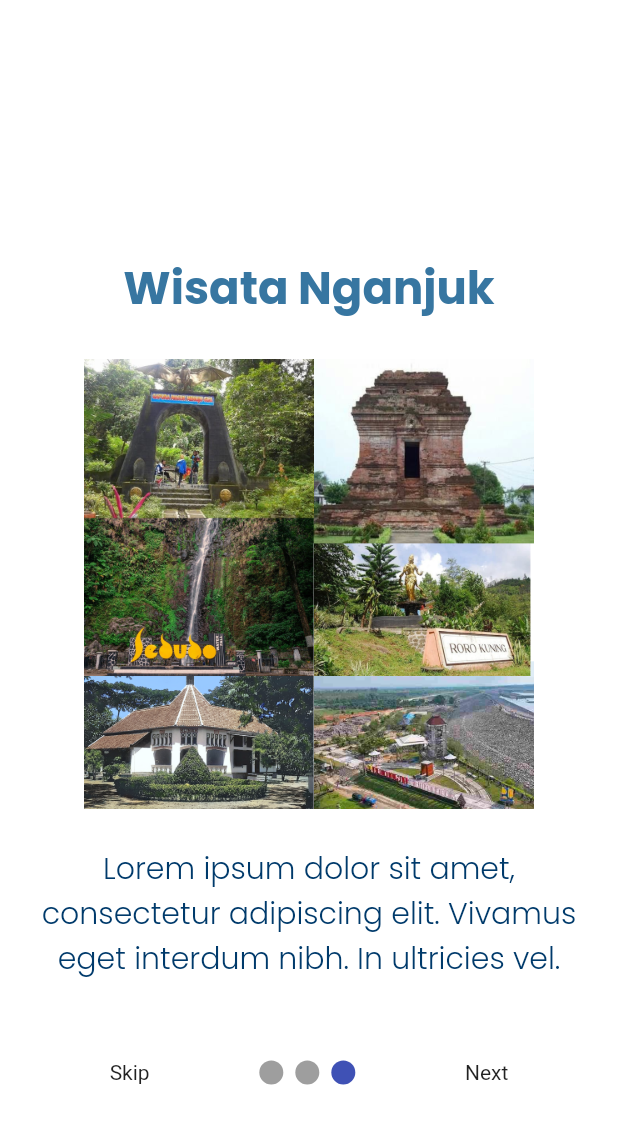
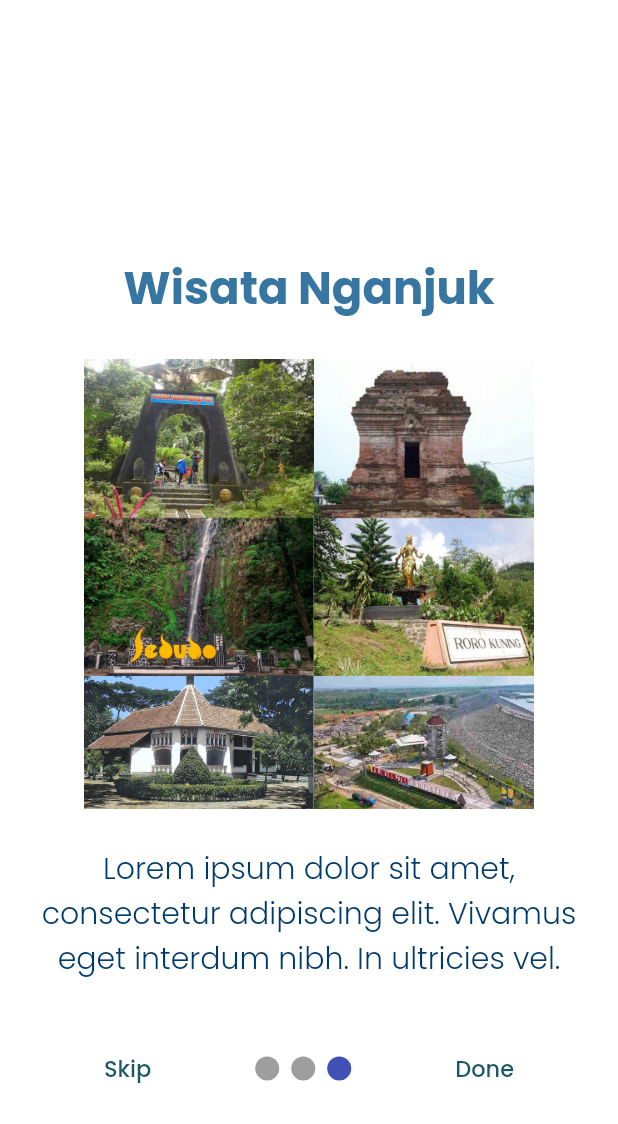
Before and after one commit to IlhamDinata/NganjukDiscover, a Flutter app: the screen it shows after launch, after a tap on "Skip", on a phone screen of 412 x 824 dp. Shown: the top 1124 px of the screen. Run offline on Flutter 3.47's test engine with Material 2 defaults, Android fonts, the phone set to English and light mode, and no system bars; drawn by our look-alikes of smooth_page_indicator; our stand-ins replace firebase_core, get, google_fonts, lottie, page_transition; accounts and stored records are empty.

Commit message:
introduction

```diff
--- a/lib/main.dart
+++ b/lib/main.dart
@@ -1,22 +1,38 @@
+import 'package:firebase_core/firebase_core.dart';
 import 'package:flutter/material.dart';
 import 'package:get/get.dart';
 import 'package:nganjuk_discover/utils/app_pages.dart';
 import 'package:nganjuk_discover/utils/app_routes.dart';
+import 'package:nganjuk_discover/utils/error.dart';
+import 'package:nganjuk_discover/utils/loading.dart';
 
 void main() {
-  runApp(const MainApp());
+  WidgetsFlutterBinding.ensureInitialized();
+  runApp(MainApp());
 }
 
 class MainApp extends StatelessWidget {
-  const MainApp({super.key});
+  final Future<FirebaseApp> _initialization = Firebase.initializeApp();
 
   @override
   Widget build(BuildContext context) {
-    return GetMaterialApp(
-      title: 'Nganjuk Discover',
-      debugShowCheckedModeBanner: false,
-      initialRoute: AppPages.introduction,
-      getPages: AppRoute.pages,
+    return FutureBuilder(
+      future: _initialization,
+      builder: (context, snapshot) {
+        if (snapshot.hasError) {
+          return ErrorScreen();
+        }
+
+        if (snapshot.connectionState == ConnectionState.done) {
+          return GetMaterialApp(
+            title: 'Nganjuk Discover',
+            debugShowCheckedModeBanner: false,
+            initialRoute: AppPages.introduction,
+            getPages: AppRoute.pages,
+          );
+        }
+        return LoadingScreen();
+      },
     );
   }
 }
--- a/lib/screen/intro_page/introduction.dart
+++ b/lib/screen/intro_page/introduction.dart
@@ -1,11 +1,11 @@
 import 'package:flutter/material.dart';
-import 'package:lottie/lottie.dart';
 import 'package:nganjuk_discover/screen/intro_page/intropage1.dart';
 import 'package:nganjuk_discover/screen/intro_page/intropage2.dart';
 import 'package:nganjuk_discover/screen/intro_page/intropage3.dart';
-import 'package:nganjuk_discover/utils/mycolors.dart';
+import 'package:nganjuk_discover/screen/login_register_page/login_page.dart';
 import 'package:nganjuk_discover/utils/mytext.dart';
 import 'package:smooth_page_indicator/smooth_page_indicator.dart';
+import 'package:page_transition/page_transition.dart';
 
 import '../../utils/dimens.dart';
 
@@ -18,6 +18,8 @@ class IntroductionPage extends StatefulWidget {
 
 class _IntroductionPageState extends State<IntroductionPage> {
   PageController controller = PageController();
+  bool onLastIntroPage = false;
+
   @override
   Widget build(BuildContext context) {
     return Scaffold(
@@ -25,6 +27,11 @@ class _IntroductionPageState extends State<IntroductionPage> {
         children: [
           PageView(
             controller: controller,
+            onPageChanged: (index) {
+              setState(() {
+                onLastIntroPage = (index == 2);
+              });
+            },
             children: [
               IntroPage1(),
               IntroPage2(),
@@ -36,30 +43,50 @@ class _IntroductionPageState extends State<IntroductionPage> {
             child: Row(
               mainAxisAlignment: MainAxisAlignment.spaceEvenly,
               children: [
-                // skip
                 GestureDetector(
                   onTap: () {
                     controller.jumpToPage(2);
                   },
-                  child: Text('Skip'),
+                  child: Text(
+                    'Skip',
+                    style: MyText().buttontext,
                   ),
-
-                //indicator
-                SmoothPageIndicator(
-                  controller: controller,
-                  count: 3,
                 ),
-
-                // next or done
-                GestureDetector(
+                SmoothPageIndicator(controller: controller, count: 3),
+                onLastIntroPage
+                    ? GestureDetector(
+                        onTap: () {
+                          // Navigator.push(
+                          //   context,
+                          //   MaterialPageRoute(
+                          //     builder: (context) {
+                          //       return LoginPage();
+                          //     },
+                          //   ),
+                          // );
+                          Navigator.push(
+                              context,
+                              PageTransition(
+                                  child: LoginPage(),
+                                  type: PageTransitionType.fade));
+                        },
+                        child: Text(
+                          'Done',
+                          style: MyText().buttontext,
+                        ),
+                      )
+                    : GestureDetector(
                         onTap: () {
                           controller.nextPage(
                             duration: Duration(milliseconds: 400),
                             curve: Curves.easeIn,
                           );
                         },
-                  child: Text('Next'),
+                        child: Text(
+                          'Next',
+                          style: MyText().buttontext,
                         ),
+                      )
               ],
             ),
           )
--- a/lib/screen/intro_page/intropage2.dart
+++ b/lib/screen/intro_page/intropage2.dart
@@ -22,7 +22,7 @@ class IntroPage2 extends StatelessWidget {
             Container(
               width: 300,
               height: 300,
-              child: Image.asset('assets/kulinerpage.png'),
+              child: Image.asset('assets/kulinerannganjuk.png'),
             ),
             SizedBox(height: Dimens(context).height * 0.03),
             Padding(
--- a/lib/screen/intro_page/intropage3.dart
+++ b/lib/screen/intro_page/intropage3.dart
@@ -23,7 +23,7 @@ class IntroPage3 extends StatelessWidget {
             Container(
               width: 300,
               height: 300,
-              child: Image.asset('assets/wisatapage.png'),
+              child: Image.asset('assets/wisatanganjuk.png'),
             ),
             SizedBox(height: Dimens(context).height * 0.03),
             Padding(
--- a/lib/utils/app_pages.dart
+++ b/lib/utils/app_pages.dart
@@ -1,7 +1,9 @@
 class AppPages {
   static const introduction = PagesPath.introduction;
+  static const loginpage = PagesPath.loginpage;
 }
 
 abstract class PagesPath {
   static const introduction = '/introduction';
+  static const loginpage = '/loginpage';
 }
--- a/lib/utils/app_routes.dart
+++ b/lib/utils/app_routes.dart
@@ -1,10 +1,12 @@
 import 'package:get/route_manager.dart';
 import 'package:nganjuk_discover/screen/intro_page/introduction.dart';
+import 'package:nganjuk_discover/screen/login_register_page/login_page.dart';
 import 'package:nganjuk_discover/utils/app_pages.dart';
 
 class AppRoute {
   static const initial = AppPages.introduction;
   static final pages = [
     GetPage(name: PagesPath.introduction, page: () => IntroductionPage()),
+    GetPage(name: PagesPath.loginpage, page: () => LoginPage()),
   ];
 }
--- /dev/null
+++ b/lib/utils/error.dart
@@ -0,0 +1,17 @@
+import 'package:flutter/material.dart';
+
+class ErrorScreen extends StatelessWidget {
+  const ErrorScreen({super.key});
+
+  @override
+  Widget build(BuildContext context) {
+    return MaterialApp(
+      debugShowCheckedModeBanner: false,
+      home: Scaffold(
+        body: Center(
+          child: CircularProgressIndicator(),
+        ),
+      ),
+    );
+  }
+}
--- /dev/null
+++ b/lib/utils/loading.dart
@@ -0,0 +1,17 @@
+import 'package:flutter/material.dart';
+
+class LoadingScreen extends StatelessWidget {
+  const LoadingScreen({super.key});
+
+  @override
+  Widget build(BuildContext context) {
+    return MaterialApp(
+      debugShowCheckedModeBanner: false,
+      home: Scaffold(
+        body: Center(
+          child: CircularProgressIndicator(),
+        ),
+      ),
+    );
+  }
+}
--- a/lib/utils/mytext.dart
+++ b/lib/utils/mytext.dart
@@ -15,4 +15,10 @@ class MyText {
     color: MyColor.three,
     fontSize: 30,
   );
+
+  TextStyle buttontext = GoogleFonts.poppins(
+    fontWeight: FontWeight.w500,
+    color: MyColor.two,
+    fontSize: 15,
+  );
 }
--- a/pubspec.yaml
+++ b/pubspec.yaml
@@ -7,12 +7,16 @@ environment:
   sdk: '>=3.0.0 <4.0.0'
 
 dependencies:
+  firebase_auth: ^4.7.0
+  firebase_core: ^2.15.0
   flutter:
     sdk: flutter
   fluttertoast: ^8.2.2
   get: ^4.6.5
   google_fonts: ^5.1.0
+  google_sign_in: ^6.1.4
   lottie: ^2.4.0
+  page_transition: ^2.0.9
   smooth_page_indicator: ^1.1.0
 
 dev_dependencies:
```
Also changed, not shown: lib/screen/login_register_page/login_page.dart (added, +16 -0 lines), assets/kulinerannganjuk.png (added), assets/kulinerpage.png (deleted), assets/wisatanganjuk.png (added), assets/wisatapage.png (deleted), lib/screen/widget_tree.dart (added), pubspec.lock, 6 other files. Lines whose indentation alone changed are shown as unchanged.
